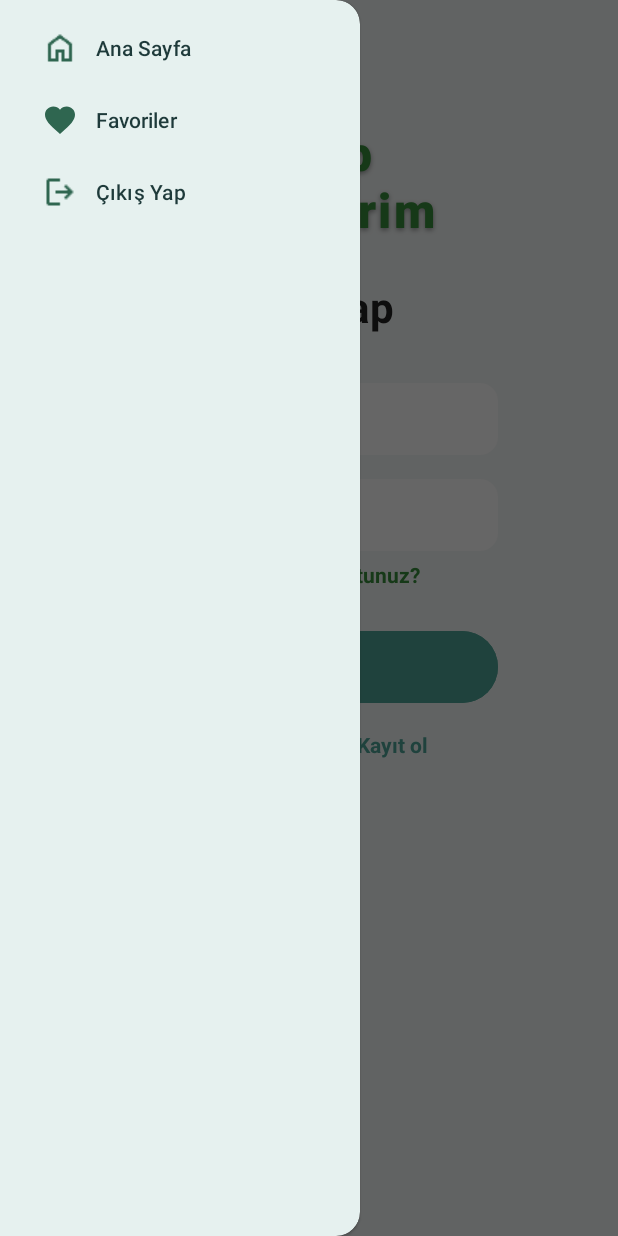
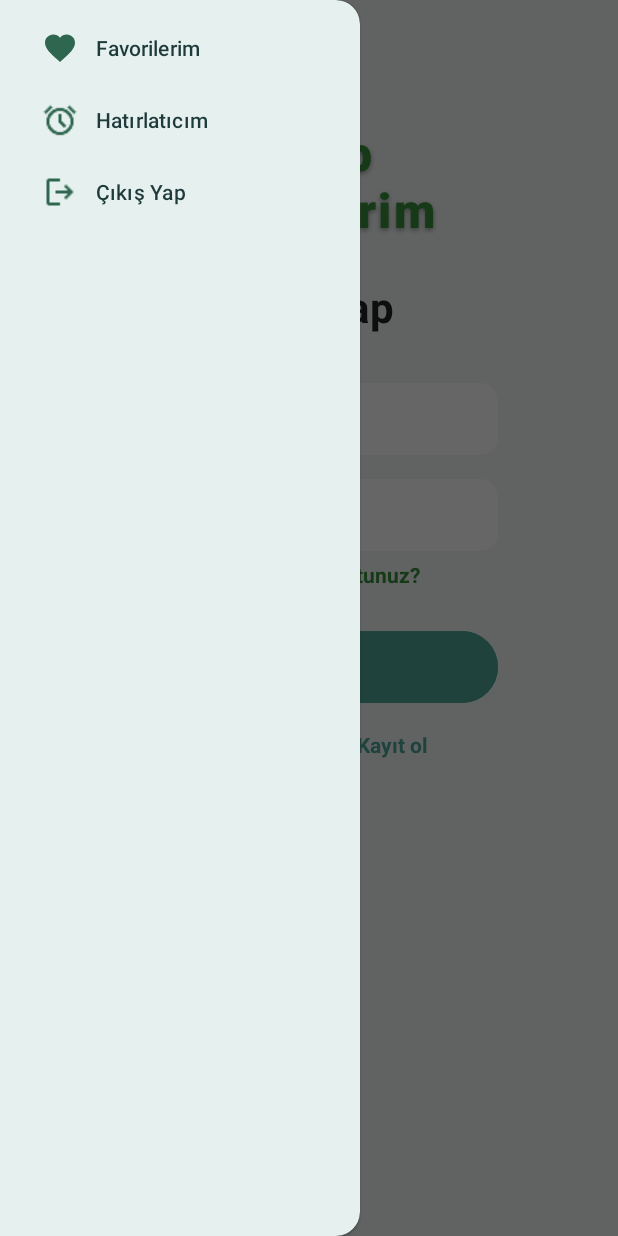
Before and after one commit to msamedcagli/KitapOnerileriApp, an Android app: the screen it shows after launch (MainActivity), with the side drawer open, on a phone screen of 412 x 824 dp. Run offline under Robolectric (Android 15) with nearby library versions, the phone set to English and light mode, and no system bars; our stand-ins replace Firebase (no records; nobody signed in at launch, a user with empty details on screens opened directly).

Commit message:
Update drawer_menu.xml

```diff
--- a/MobileApp/app/src/main/res/menu/drawer_menu.xml
+++ b/MobileApp/app/src/main/res/menu/drawer_menu.xml
@@ -3,15 +3,17 @@
 
     <group android:checkableBehavior="single">
 
-        <item
-            android:id="@+id/nav_home"
-            android:title="Ana Sayfa"
-            android:icon="@drawable/home" />
+
 
         <item
             android:id="@+id/nav_favorites"
-            android:title="Favoriler"
+            android:title="Favorilerim"
             android:icon="@drawable/favorite" />
+
+        <item
+            android:id="@+id/timer"
+            android:title="Hatırlatıcım"
+            android:icon="@drawable/alarm" />
 
         <item
             android:id="@+id/nav_logout"
```
